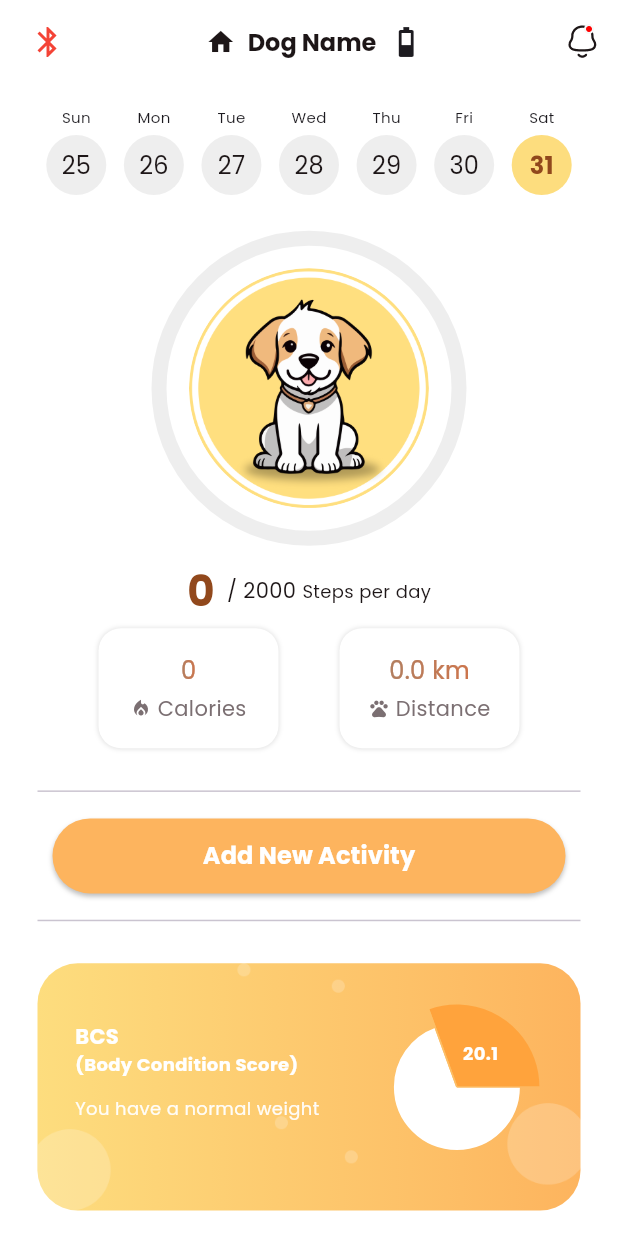
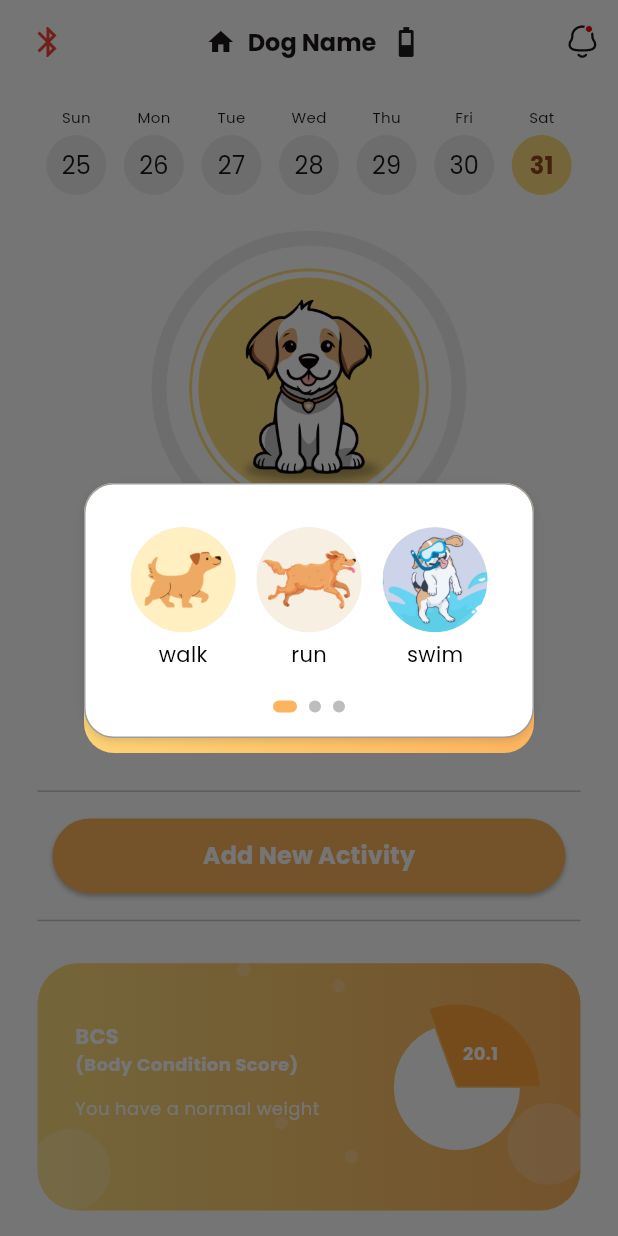
Before and after one commit to razol102/Doggo, a Flutter app: the HomeScreen screen opened by its route, after a tap on "Add New Activity", on a phone screen of 412 x 824 dp. Run offline on Flutter 3.47's test engine with Material 3 defaults, Android fonts, the light colour scheme and no system bars; drawn by our look-alikes of fl_chart; our stand-ins replace animated_toggle_switch, flutter_map, flutter_typeahead, geolocator, intl_phone_number_input, latlong2 and 2 more; missing offline and left inert: flutter_reactive_ble, simple_animation_progress_bar; accounts and stored records are empty.

Commit message:
update activities on home screen

```diff
--- a/mobile/lib/screens/activity/widgets/activity_circles_widget.dart
+++ b/mobile/lib/screens/activity/widgets/activity_circles_widget.dart
@@ -4,7 +4,7 @@ import 'package:mobile/utils/app_colors.dart';
 class ActivityCirclesWidget extends StatefulWidget {
   final Function(String activityType) onActivitySelected;
 
-  ActivityCirclesWidget({required this.onActivitySelected});
+  const ActivityCirclesWidget({Key? key, required this.onActivitySelected}) : super(key: key);
 
   @override
   _ActivityCirclesWidgetState createState() => _ActivityCirclesWidgetState();
@@ -45,7 +45,7 @@ class _ActivityCirclesWidgetState extends State<ActivityCirclesWidget> {
           child: Column(
             children: [
               SizedBox(
-                height: 100, // Adjust height as needed
+                height: 120, // Adjust height as needed
                 child: PageView.builder(
                   controller: _pageController,
                   itemCount: (activities.length / 3).ceil(), // Number of pages
@@ -61,14 +61,12 @@ class _ActivityCirclesWidgetState extends State<ActivityCirclesWidget> {
                           .skip(pageIndex * 3)
                           .take(3)
                           .map((activity) => GestureDetector(
-                        onTap: () => widget
-                            .onActivitySelected(activity["activity_type"]!),
+                        onTap: () => widget.onActivitySelected(activity["activity_type"]!),
                         child: Column(
                           mainAxisAlignment: MainAxisAlignment.center,
                           children: [
                             CircleAvatar(
-                              backgroundImage:
-                              AssetImage(activity["image"]!),
+                              backgroundImage: AssetImage(activity["image"]!),
                               radius: 35.0,
                               backgroundColor: Colors.grey.shade200,
                             ),
@@ -88,7 +86,7 @@ class _ActivityCirclesWidgetState extends State<ActivityCirclesWidget> {
                   },
                 ),
               ),
-              const SizedBox(height: 2.0),
+              const SizedBox(height: 8.0),
               Row(
                 mainAxisAlignment: MainAxisAlignment.center,
                 children: List.generate(
--- a/mobile/lib/screens/home/home_screen.dart
+++ b/mobile/lib/screens/home/home_screen.dart
@@ -10,6 +10,8 @@ import 'package:fl_chart/fl_chart.dart';
 import 'package:flutter/material.dart';
 import 'package:mobile/main.dart';
 import '../../common_widgets/round_button.dart';
+import '../activity/start_new_activity.dart';
+import '../activity/widgets/activity_circles_widget.dart';
 import '../devices/BLE_connection_screen.dart';
 
 class HomeScreen extends StatefulWidget {
@@ -24,6 +26,7 @@ class _HomeScreenState extends State<HomeScreen> with RouteAware {
   final BleService _bleService = BleService();
   bool _isConnectedToBle = false;
   String? _dogName;
+  int? dogId;
   late List<Map<String, dynamic>> activitiesArr = [];
 
   @override
@@ -53,7 +56,7 @@ class _HomeScreenState extends State<HomeScreen> with RouteAware {
   void _initialize() {
     _checkBleConnectionStatus();
     _fetchDogInfo();
-    _fetchDogLatestActivities();
+    _fetchDog3LatestActivities();
   }
 
   void _checkBleConnectionStatus() async {
@@ -64,9 +67,9 @@ class _HomeScreenState extends State<HomeScreen> with RouteAware {
   }
 
   void _fetchDogInfo() async {
-    final dogId = await PreferencesService.getDogId();
+    dogId = await PreferencesService.getDogId();
     if (dogId != null) {
-      final dogInfo = await HttpService.getDogInfo(dogId);
+      final dogInfo = await HttpService.getDogInfo(dogId!);
       final dogName = dogInfo['name'];
       setState(() {
         _dogName = dogName;
@@ -74,10 +77,11 @@ class _HomeScreenState extends State<HomeScreen> with RouteAware {
     }
   }
 
-  void _fetchDogLatestActivities() async {
+  void _fetchDog3LatestActivities() async {
+    print('fetch');
     final dogId = await PreferencesService.getDogId();
     if (dogId != null) {
-      final activities = await HttpService.getAllOutdoorActivities(dogId);
+      final activities = await HttpService.getAllOutdoorActivities(dogId, 3, 0); // request for the latest 3 activities
       if (activities != null) {
         setState(() {
           activitiesArr = activities;
@@ -86,9 +90,47 @@ class _HomeScreenState extends State<HomeScreen> with RouteAware {
     }
   }
 
-  void _addNewActivity() {
+  void _showActivityCirclesDialog(BuildContext context) {
+    showDialog(
+      context: context,
+      builder: (BuildContext context) {
+        return AlertDialog(
+          backgroundColor: Colors.transparent,
+          contentPadding: EdgeInsets.zero,
+          content: Container(
+            width: 300.0,
+            height: 180.0,
+            decoration: BoxDecoration(
+              gradient: LinearGradient(
+                colors: AppColors.primaryG, // Assuming AppColors.primaryG is a List<Color>
+                begin: Alignment.topLeft,
+                end: Alignment.bottomRight,
+              ),
+              borderRadius: BorderRadius.circular(20.0), // Optional: rounded corners
+            ),
+            child: Center(
+              child: ActivityCirclesWidget(
+                onActivitySelected: (String activityType) {
+                  Navigator.of(context).pop(); // Close the dialog
+                  Navigator.push(
+                    context,
+                    MaterialPageRoute(
+                      builder: (context) => StartNewActivityScreen(
+                        activityType: activityType,
+                        dogId: dogId!,
+                        currentActivityId: null, // No current activity in progress
+                      ),
+                    ),
+                  );
+                },
+              ),
+            ),
+          ),
+        );
+      },
+    );
+  }
 
-  }
 
   List<int> showingTooltipOnSpots = [21];
 
@@ -283,7 +325,7 @@ class _HomeScreenState extends State<HomeScreen> with RouteAware {
                 RoundButton(
                     title: "Add New Activity",
                     onPressed: () {
-                      _addNewActivity();
+                      _showActivityCirclesDialog(context);
                     },
                     backgroundColor: AppColors.primaryColor2,
                     titleColor: AppColors.whiteColor),
@@ -295,18 +337,26 @@ class _HomeScreenState extends State<HomeScreen> with RouteAware {
                 SizedBox(
                   height: media.width * 0.05,
                 ),
-                const Row(
+                Row(
                   mainAxisAlignment: MainAxisAlignment.spaceBetween,
                   children: [
-                    Text(
+                    const Text(
                       "Latest Outdoor Activities",
                       style: TextStyle(
-                          color: AppColors.blackColor,
-                          fontSize: 16,
-                          fontWeight: FontWeight.w700),
+                        color: AppColors.blackColor,
+                        fontSize: 16,
+                        fontWeight: FontWeight.w700,
+                      ),
+                    ),
+                    IconButton(
+                      icon: Icon(Icons.refresh),
+                      color: AppColors.primaryColor1,
+                      onPressed: _fetchDog3LatestActivities,
+                      tooltip: 'Refresh Activities',
                     ),
                   ],
                 ),
+
                 activitiesArr.isEmpty ?
                     const Center(child: Text("No Activities Available."),)
                     :
@@ -314,14 +364,14 @@ class _HomeScreenState extends State<HomeScreen> with RouteAware {
                     padding: EdgeInsets.zero,
                     physics: const NeverScrollableScrollPhysics(),
                     shrinkWrap: true,
-                    itemCount: 3, //show 3 latest activities
+                    itemCount: activitiesArr.length,
                     itemBuilder: (context, index) {
                       var wObj = activitiesArr[index];
                       return InkWell(
                           onTap: () {
                             //Navigator.pushNamed(context, FinishWorkoutScreen.routeName);
                           },
-                          child: OutdoorActivityRow(wObj: wObj));
+                          child: OutdoorActivityRow(wObj: wObj, dogId: dogId,));
                     }),
                 SizedBox(
                   height: media.width * 0.1,
--- a/mobile/lib/screens/map/all_categories_modal.dart
+++ b/mobile/lib/screens/map/widgets/all_categories_modal.dart
@@ -28,6 +28,8 @@ class AllCategoriesModal extends StatelessWidget {
                 _categoryTile('Restaurants', Icons.restaurant, Colors.orange, context),
                 _categoryTile('Beauty Salons', Icons.spa, Colors.purple, context),
                 _categoryTile('Hotels', Icons.hotel, Colors.teal, context),
+                _categoryTile('Beaches', Icons.beach_access, Colors.lightBlueAccent, context),
+                _categoryTile('Pet Stores', Icons.store, Colors.pink, context)
               ],
             ),
           ),
--- a/mobile/lib/screens/map/safe_zone_map_view.dart
+++ b/mobile/lib/screens/map/widgets/safe_zone_map_view.dart
@@ -2,7 +2,7 @@ import 'package:flutter/material.dart';
 import 'package:flutter_map/flutter_map.dart';
 import 'package:latlong2/latlong.dart';
 import 'package:mobile/utils/app_colors.dart';
-import 'package:mobile/screens/map/map_view.dart';
+import 'package:mobile/screens/map/widgets/map_view.dart';
 
 class SafeZoneMapView extends StatelessWidget {
   final MapView mapView;
--- a/mobile/lib/screens/map/search_bar.dart
+++ b/mobile/lib/screens/map/widgets/search_bar.dart
@@ -3,8 +3,7 @@ import 'package:flutter_typeahead/flutter_typeahead.dart';
 import 'package:latlong2/latlong.dart';
 import 'package:http/http.dart' as http;
 import 'dart:convert';
-
-import '../../utils/app_colors.dart';
+import 'package:mobile/utils/app_colors.dart';
 
 class PlaceSearchBar extends StatelessWidget {
   final Function(LatLng, String) onSearch;
```
Also changed, not shown: mobile/lib/common_widgets/outdoor_activity_row.dart (+82 -41 lines), mobile/lib/screens/activity/start_new_activity.dart (+15 -22 lines), mobile/lib/screens/add_new_dog/add_safe_zone.dart (+3 -4 lines), mobile/lib/screens/dog_care/pension_screen.dart (+13 -16 lines), mobile/lib/screens/map/map_screen.dart (+8 -4 lines), mobile/lib/services/http_service.dart (+34 -2 lines), mobile/lib/screens/map/widgets/category_buttons.dart (renamed from mobile/lib/screens/map/category_buttons.dart), mobile/lib/screens/map/widgets/favorite_places_list.dart (renamed from mobile/lib/screens/map/favorite_places_list.dart), mobile/lib/screens/map/widgets/map_view.dart (renamed from mobile/lib/screens/map/map_view.dart).
